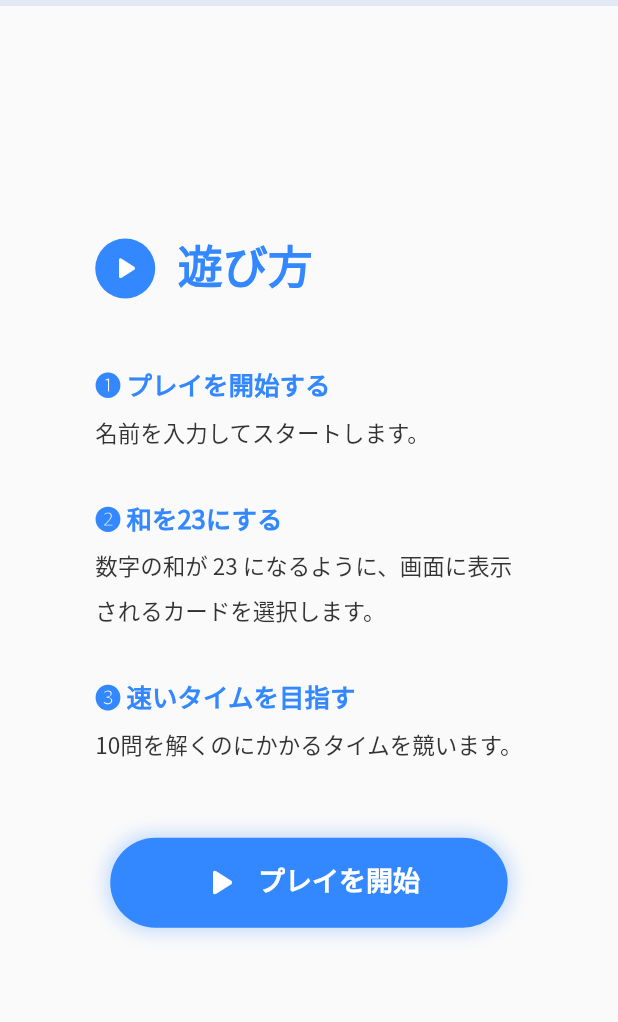
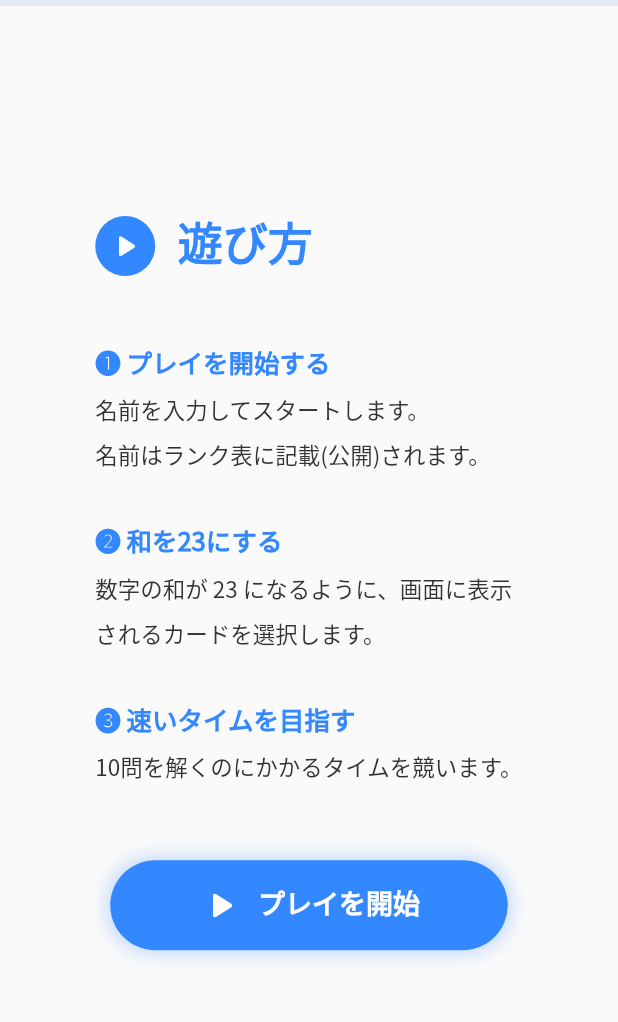
Before and after one commit to UHaru-810/addition_23, a Flutter app: the Rules screen opened directly, on a phone screen of 412 x 824 dp, the part 87-1109 px from its top. Run offline on Flutter 3.47's test engine with Material 2 defaults, Android fonts, the phone set to English and light mode, and no system bars; our stand-ins replace cloud_firestore, firebase_core, stop_watch_timer; accounts and stored records are empty.

Commit message:
update rules.dart

```diff
--- a/lib/rules.dart
+++ b/lib/rules.dart
@@ -105,7 +105,7 @@ class Rules extends StatelessWidget {
                 style: headTextStyle,
               ),
               Text(
-                "名前を入力してスタートします。",
+                "名前を入力してスタートします。\n名前はランク表に記載(公開)されます。",
                 style: captionTextStyle,
               ),
               const SizedBox(height: 25),
```
